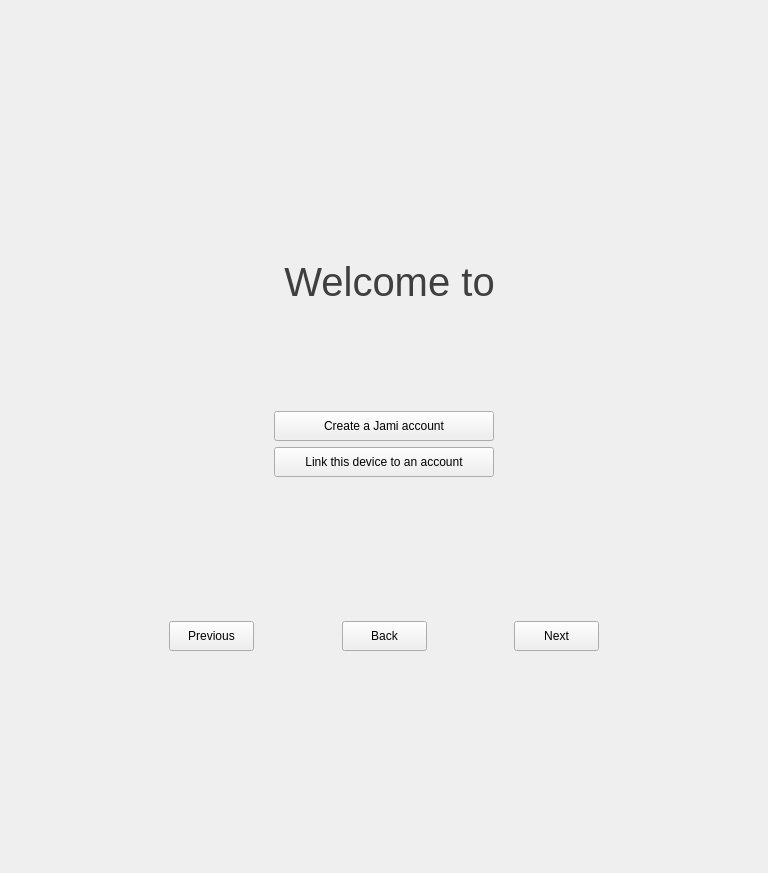
Before: the Qt Designer form newwizardwidget.ui in savoirfairelinux/jami-client-windows, drawn with Qt 5.
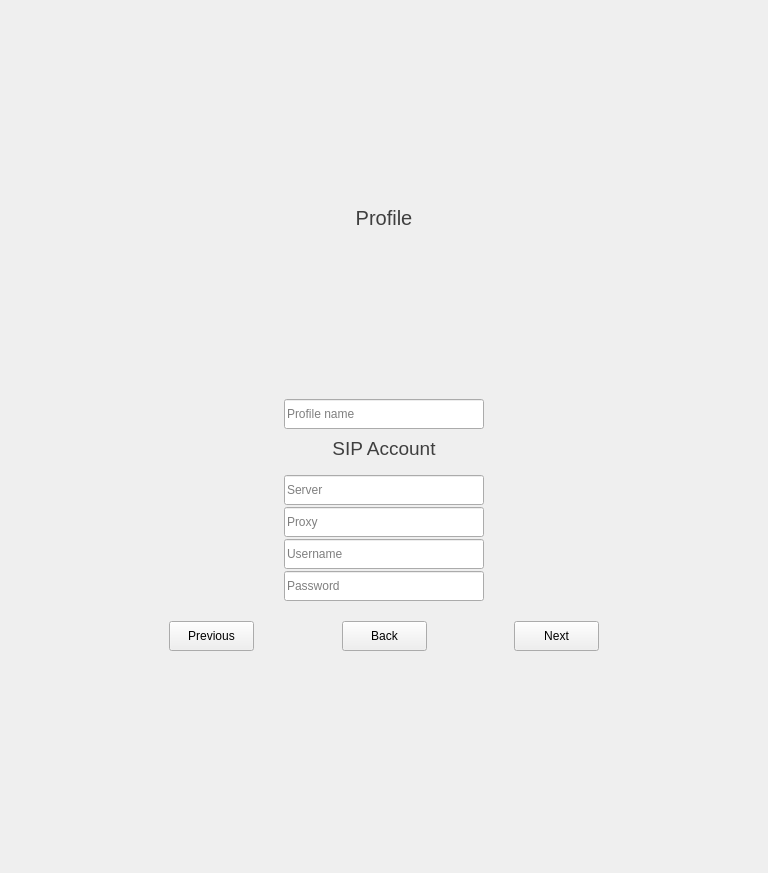
After: the same form once the commit is applied. The open tabs and pages were chosen to show the change. Icons and pictures are not drawn. Custom widgets are drawn as their Qt base class.

Commit message: newwizardwidget: add create SIP account Page

The edit to the form file:
```diff
--- a/newwizardwidget.ui
+++ b/newwizardwidget.ui
@@ -122,8 +122,8 @@
                    </property>
                    <property name="sizeHint" stdset="0">
                     <size>
-                     <width>20</width>
-                     <height>60</height>
+                     <width>17</width>
+                     <height>57</height>
                     </size>
                    </property>
                   </spacer>
@@ -167,8 +167,8 @@
                    </property>
                    <property name="sizeHint" stdset="0">
                     <size>
-                     <width>20</width>
-                     <height>20</height>
+                     <width>17</width>
+                     <height>14</height>
                     </size>
                    </property>
                   </spacer>
@@ -189,12 +189,12 @@
                     <enum>Qt::Vertical</enum>
                    </property>
                    <property name="sizeType">
-                    <enum>QSizePolicy::Fixed</enum>
+                    <enum>QSizePolicy::Expanding</enum>
                    </property>
                    <property name="sizeHint" stdset="0">
                     <size>
-                     <width>10</width>
-                     <height>60</height>
+                     <width>13</width>
+                     <height>57</height>
                     </size>
                    </property>
                   </spacer>
@@ -285,8 +285,8 @@
                    </property>
                    <property name="sizeHint" stdset="0">
                     <size>
-                     <width>20</width>
-                     <height>40</height>
+                     <width>17</width>
+                     <height>65</height>
                     </size>
                    </property>
                   </spacer>
@@ -1416,6 +1416,726 @@
                  </item>
                 </layout>
                </widget>
+               <widget class="QWidget" name="createRingSIPAccountPage">
+                <layout class="QVBoxLayout" name="verticalLayout_8">
+                 <property name="spacing">
+                  <number>0</number>
+                 </property>
+                 <property name="leftMargin">
+                  <number>0</number>
+                 </property>
+                 <property name="topMargin">
+                  <number>0</number>
+                 </property>
+                 <property name="rightMargin">
+                  <number>0</number>
+                 </property>
+                 <property name="bottomMargin">
+                  <number>0</number>
+                 </property>
+                 <item>
+                  <widget class="QWidget" name="SIPprofileSectionOuterWidget" native="true">
+                   <property name="sizePolicy">
+                    <sizepolicy hsizetype="Preferred" vsizetype="MinimumExpanding">
+                     <horstretch>0</horstretch>
+                     <verstretch>0</verstretch>
+                    </sizepolicy>
+                   </property>
+                   <property name="minimumSize">
+                    <size>
+                     <width>0</width>
+                     <height>0</height>
+                    </size>
+                   </property>
+                   <property name="maximumSize">
+                    <size>
+                     <width>16777215</width>
+                     <height>16777215</height>
+                    </size>
+                   </property>
+                   <layout class="QVBoxLayout" name="SIPprofileLayout">
+                    <property name="spacing">
+                     <number>0</number>
+                    </property>
+                    <property name="leftMargin">
+                     <number>0</number>
+                    </property>
+                    <property name="topMargin">
+                     <number>0</number>
+                    </property>
+                    <property name="rightMargin">
+                     <number>0</number>
+                    </property>
+                    <property name="bottomMargin">
+                     <number>0</number>
+                    </property>
+                    <item>
+                     <widget class="QLabel" name="SIPprofileSectionLabel">
+                      <property name="sizePolicy">
+                       <sizepolicy hsizetype="Preferred" vsizetype="MinimumExpanding">
+                        <horstretch>0</horstretch>
+                        <verstretch>0</verstretch>
+                       </sizepolicy>
+                      </property>
+                      <property name="font">
+                       <font>
+                        <pointsize>15</pointsize>
+                       </font>
+                      </property>
+                      <property name="styleSheet">
+                       <string notr="true">color: rgb(63, 63, 63)</string>
+                      </property>
+                      <property name="text">
+                       <string>Profile</string>
+                      </property>
+                      <property name="alignment">
+                       <set>Qt::AlignCenter</set>
+                      </property>
+                     </widget>
+                    </item>
+                    <item>
+                     <widget class="QWidget" name="SIPprofileSectionInnerWidget" native="true">
+                      <property name="styleSheet">
+                       <string notr="true"/>
+                      </property>
+                      <layout class="QVBoxLayout" name="SIPverticalLayout">
+                       <property name="spacing">
+                        <number>0</number>
+                       </property>
+                       <property name="leftMargin">
+                        <number>0</number>
+                       </property>
+                       <property name="topMargin">
+                        <number>0</number>
+                       </property>
+                       <property name="rightMargin">
+                        <number>0</number>
+                       </property>
+                       <property name="bottomMargin">
+                        <number>0</number>
+                       </property>
+                       <item>
+                        <widget class="QWidget" name="SIPgridWidget" native="true">
+                         <layout class="QVBoxLayout" name="verticalLayout_100">
+                          <property name="spacing">
+                           <number>3</number>
+                          </property>
+                          <property name="leftMargin">
+                           <number>0</number>
+                          </property>
+                          <property name="topMargin">
+                           <number>0</number>
+                          </property>
+                          <property name="rightMargin">
+                           <number>0</number>
+                          </property>
+                          <property name="bottomMargin">
+                           <number>0</number>
+                          </property>
+                          <item>
+                           <layout class="QHBoxLayout" name="horizontalLayout_12">
+                            <property name="topMargin">
+                             <number>0</number>
+                            </property>
+                            <item>
+                             <widget class="PhotoboothWidget" name="setSIPAvatarWidget" native="true">
+                              <property name="sizePolicy">
+                               <sizepolicy hsizetype="Fixed" vsizetype="Fixed">
+                                <horstretch>0</horstretch>
+                                <verstretch>0</verstretch>
+                               </sizepolicy>
+                              </property>
+                              <property name="minimumSize">
+                               <size>
+                                <width>150</width>
+                                <height>150</height>
+                               </size>
+                              </property>
+                              <property name="styleSheet">
+                               <string notr="true"/>
+                              </property>
+                             </widget>
+                            </item>
+                           </layout>
+                          </item>
+                          <item>
+                           <spacer name="verticalSpacer_16">
+                            <property name="orientation">
+                             <enum>Qt::Vertical</enum>
+                            </property>
+                            <property name="sizeType">
+                             <enum>QSizePolicy::Fixed</enum>
+                            </property>
+                            <property name="sizeHint" stdset="0">
+                             <size>
+                              <width>20</width>
+                              <height>3</height>
+                             </size>
+                            </property>
+                           </spacer>
+                          </item>
+                         </layout>
+                        </widget>
+                       </item>
+                      </layout>
+                     </widget>
+                    </item>
+                   </layout>
+                  </widget>
+                 </item>
+                 <item>
+                  <widget class="QWidget" name="SIPaccountSectionOuterWidget" native="true">
+                   <layout class="QVBoxLayout" name="verticalLayout_12">
+                    <property name="spacing">
+                     <number>3</number>
+                    </property>
+                    <property name="leftMargin">
+                     <number>0</number>
+                    </property>
+                    <property name="topMargin">
+                     <number>0</number>
+                    </property>
+                    <property name="rightMargin">
+                     <number>0</number>
+                    </property>
+                    <property name="bottomMargin">
+                     <number>0</number>
+                    </property>
+                    <item>
+                     <widget class="QWidget" name="SIPfullNameWidget" native="true">
+                      <property name="minimumSize">
+                       <size>
+                        <width>0</width>
+                        <height>30</height>
+                       </size>
+                      </property>
+                      <property name="maximumSize">
+                       <size>
+                        <width>16777215</width>
+                        <height>16777215</height>
+                       </size>
+                      </property>
+                      <layout class="QHBoxLayout" name="horizontalLayout_13">
+                       <property name="spacing">
+                        <number>0</number>
+                       </property>
+                       <property name="leftMargin">
+                        <number>0</number>
+                       </property>
+                       <property name="topMargin">
+                        <number>0</number>
+                       </property>
+                       <property name="rightMargin">
+                        <number>0</number>
+                       </property>
+                       <property name="bottomMargin">
+                        <number>0</number>
+                       </property>
+                       <item>
+                        <spacer name="horizontalSpacer_17">
+                         <property name="orientation">
+                          <enum>Qt::Horizontal</enum>
+                         </property>
+                         <property name="sizeHint" stdset="0">
+                          <size>
+                           <width>40</width>
+                           <height>20</height>
+                          </size>
+                         </property>
+                        </spacer>
+                       </item>
+                       <item>
+                        <widget class="QLineEdit" name="SIPfullNameEdit">
+                         <property name="minimumSize">
+                          <size>
+                           <width>200</width>
+                           <height>30</height>
+                          </size>
+                         </property>
+                         <property name="maximumSize">
+                          <size>
+                           <width>200</width>
+                           <height>16777215</height>
+                          </size>
+                         </property>
+                         <property name="font">
+                          <font>
+                           <pointsize>9</pointsize>
+                          </font>
+                         </property>
+                         <property name="toolTip">
+                          <string/>
+                         </property>
+                         <property name="placeholderText">
+                          <string>Profile name</string>
+                         </property>
+                        </widget>
+                       </item>
+                       <item>
+                        <spacer name="horizontalSpacer_18">
+                         <property name="orientation">
+                          <enum>Qt::Horizontal</enum>
+                         </property>
+                         <property name="sizeHint" stdset="0">
+                          <size>
+                           <width>40</width>
+                           <height>20</height>
+                          </size>
+                         </property>
+                        </spacer>
+                       </item>
+                      </layout>
+                     </widget>
+                    </item>
+                    <item>
+                     <spacer name="verticalSpacer_17">
+                      <property name="orientation">
+                       <enum>Qt::Vertical</enum>
+                      </property>
+                      <property name="sizeType">
+                       <enum>QSizePolicy::Fixed</enum>
+                      </property>
+                      <property name="sizeHint" stdset="0">
+                       <size>
+                        <width>20</width>
+                        <height>5</height>
+                       </size>
+                      </property>
+                     </spacer>
+                    </item>
+                    <item>
+                     <widget class="QLabel" name="SIPaccountSectionLabel">
+                      <property name="font">
+                       <font>
+                        <pointsize>14</pointsize>
+                       </font>
+                      </property>
+                      <property name="styleSheet">
+                       <string notr="true">color: rgb(63, 63, 63)</string>
+                      </property>
+                      <property name="text">
+                       <string>SIP Account</string>
+                      </property>
+                      <property name="alignment">
+                       <set>Qt::AlignCenter</set>
+                      </property>
+                     </widget>
+                    </item>
+                    <item>
+                     <widget class="QWidget" name="SIPaccountSectionInnerWidget" native="true">
+                      <property name="styleSheet">
+                       <string notr="true"/>
+                      </property>
+                      <layout class="QVBoxLayout" name="verticalLayout_13">
+                       <property name="topMargin">
+                        <number>0</number>
+                       </property>
+                       <item>
+                        <layout class="QGridLayout" name="gridLayout_8">
+                         <property name="topMargin">
+                          <number>0</number>
+                         </property>
+                         <property name="spacing">
+                          <number>7</number>
+                         </property>
+                         <item row="0" column="0">
+                          <widget class="QWidget" name="SIPverticalWidget1" native="true">
+                           <property name="sizePolicy">
+                            <sizepolicy hsizetype="Fixed" vsizetype="MinimumExpanding">
+                             <horstretch>0</horstretch>
+                             <verstretch>0</verstretch>
+                            </sizepolicy>
+                           </property>
+                           <layout class="QVBoxLayout" name="verticalLayout_14">
+                            <property name="spacing">
+                             <number>2</number>
+                            </property>
+                            <property name="leftMargin">
+                             <number>0</number>
+                            </property>
+                            <property name="topMargin">
+                             <number>0</number>
+                            </property>
+                            <property name="rightMargin">
+                             <number>0</number>
+                            </property>
+                            <property name="bottomMargin">
+                             <number>0</number>
+                            </property>
+                            <item>
+                             <widget class="QWidget" name="SIPsignUpWidget" native="true">
+                              <property name="sizePolicy">
+                               <sizepolicy hsizetype="Preferred" vsizetype="MinimumExpanding">
+                                <horstretch>0</horstretch>
+                                <verstretch>0</verstretch>
+                               </sizepolicy>
+                              </property>
+                              <property name="minimumSize">
+                               <size>
+                                <width>0</width>
+                                <height>10</height>
+                               </size>
+                              </property>
+                              <property name="maximumSize">
+                               <size>
+                                <width>16777215</width>
+                                <height>16777215</height>
+                               </size>
+                              </property>
+                              <layout class="QHBoxLayout" name="horizontalLayout_15">
+                               <property name="spacing">
+                                <number>0</number>
+                               </property>
+                               <property name="leftMargin">
+                                <number>0</number>
+                               </property>
+                               <property name="topMargin">
+                                <number>0</number>
+                               </property>
+                               <property name="rightMargin">
+                                <number>0</number>
+                               </property>
+                               <property name="bottomMargin">
+                                <number>0</number>
+                               </property>
+                               <item>
+                                <spacer name="horizontalSpacer_21">
+                                 <property name="orientation">
+                                  <enum>Qt::Horizontal</enum>
+                                 </property>
+                                 <property name="sizeType">
+                                  <enum>QSizePolicy::Expanding</enum>
+                                 </property>
+                                 <property name="sizeHint" stdset="0">
+                                  <size>
+                                   <width>40</width>
+                                   <height>5</height>
+                                  </size>
+                                 </property>
+                                </spacer>
+                               </item>
+                              </layout>
+                             </widget>
+                            </item>
+                            <item>
+                             <widget class="QWidget" name="SIPusernameWidget" native="true">
+                              <property name="sizePolicy">
+                               <sizepolicy hsizetype="Preferred" vsizetype="MinimumExpanding">
+                                <horstretch>0</horstretch>
+                                <verstretch>0</verstretch>
+                               </sizepolicy>
+                              </property>
+                              <property name="minimumSize">
+                               <size>
+                                <width>0</width>
+                                <height>25</height>
+                               </size>
+                              </property>
+                              <property name="maximumSize">
+                               <size>
+                                <width>16777215</width>
+                                <height>16777215</height>
+                               </size>
+                              </property>
+                              <layout class="QHBoxLayout" name="SIPusernameLayout">
+                               <property name="spacing">
+                                <number>0</number>
+                               </property>
+                               <property name="leftMargin">
+                                <number>0</number>
+                               </property>
+                               <property name="topMargin">
+                                <number>0</number>
+                               </property>
+                               <property name="rightMargin">
+                                <number>0</number>
+                               </property>
+                               <property name="bottomMargin">
+                                <number>0</number>
+                               </property>
+                               <item>
+                                <widget class="QLineEdit" name="SIPservernameEdit">
+                                 <property name="minimumSize">
+                                  <size>
+                                   <width>200</width>
+                                   <height>30</height>
+                                  </size>
+                                 </property>
+                                 <property name="maximumSize">
+                                  <size>
+                                   <width>200</width>
+                                   <height>16777215</height>
+                                  </size>
+                                 </property>
+                                 <property name="font">
+                                  <font>
+                                   <pointsize>9</pointsize>
+                                  </font>
+                                 </property>
+                                 <property name="toolTip">
+                                  <string>SIP Server edit</string>
+                                 </property>
+                                 <property name="accessibleName">
+                                  <string/>
+                                 </property>
+                                 <property name="placeholderText">
+                                  <string>Server</string>
+                                 </property>
+                                 <property name="clearButtonEnabled">
+                                  <bool>true</bool>
+                                 </property>
+                                </widget>
+                               </item>
+                              </layout>
+                             </widget>
+                            </item>
+                            <item>
+                             <widget class="QWidget" name="SIPproxyWidget" native="true">
+                              <property name="sizePolicy">
+                               <sizepolicy hsizetype="Preferred" vsizetype="MinimumExpanding">
+                                <horstretch>0</horstretch>
+                                <verstretch>0</verstretch>
+                               </sizepolicy>
+                              </property>
+                              <property name="minimumSize">
+                               <size>
+                                <width>0</width>
+                                <height>25</height>
+                               </size>
+                              </property>
+                              <property name="maximumSize">
+                               <size>
+                                <width>16777215</width>
+                                <height>16777215</height>
+                               </size>
+                              </property>
+                              <layout class="QHBoxLayout" name="SIPproxyLayout">
+                               <property name="spacing">
+                                <number>0</number>
+                               </property>
+                               <property name="leftMargin">
+                                <number>0</number>
+                               </property>
+                               <property name="topMargin">
+                                <number>0</number>
+                               </property>
+                               <property name="rightMargin">
+                                <number>0</number>
+                               </property>
+                               <property name="bottomMargin">
+                                <number>0</number>
+                               </property>
+                               <item>
+                                <widget class="QLineEdit" name="SIPproxyEdit">
+                                 <property name="minimumSize">
+                                  <size>
+                                   <width>200</width>
+                                   <height>30</height>
+                                  </size>
+                                 </property>
+                                 <property name="maximumSize">
+                                  <size>
+                                   <width>200</width>
+                                   <height>16777215</height>
+                                  </size>
+                                 </property>
+                                 <property name="font">
+                                  <font>
+                                   <pointsize>9</pointsize>
+                                  </font>
+                                 </property>
+                                 <property name="toolTip">
+                                  <string>SIP proxy input</string>
+                                 </property>
+                                 <property name="accessibleName">
+                                  <string/>
+                                 </property>
+                                 <property name="accessibleDescription">
+                                  <string>SIP proxy text entry</string>
+                                 </property>
+                                 <property name="echoMode">
+                                  <enum>QLineEdit::Normal</enum>
+                                 </property>
+                                 <property name="placeholderText">
+                                  <string>Proxy</string>
+                                 </property>
+                                 <property name="clearButtonEnabled">
+                                  <bool>false</bool>
+                                 </property>
+                                </widget>
+                               </item>
+                              </layout>
+                             </widget>
+                            </item>
+                            <item>
+                             <widget class="QWidget" name="SIPpassWidget" native="true">
+                              <property name="sizePolicy">
+                               <sizepolicy hsizetype="Preferred" vsizetype="MinimumExpanding">
+                                <horstretch>0</horstretch>
+                                <verstretch>0</verstretch>
+                               </sizepolicy>
+                              </property>
+                              <property name="minimumSize">
+                               <size>
+                                <width>0</width>
+                                <height>25</height>
+                               </size>
+                              </property>
+                              <property name="maximumSize">
+                               <size>
+                                <width>16777215</width>
+                                <height>16777215</height>
+                               </size>
+                              </property>
+                              <layout class="QHBoxLayout" name="SIPpassLayout">
+                               <property name="spacing">
+                                <number>0</number>
+                               </property>
+                               <property name="leftMargin">
+                                <number>0</number>
+                               </property>
+                               <property name="topMargin">
+                                <number>0</number>
+                               </property>
+                               <property name="rightMargin">
+                                <number>0</number>
+                               </property>
+                               <property name="bottomMargin">
+                                <number>0</number>
+                               </property>
+                               <item>
+                                <widget class="QLineEdit" name="SIPusernameEdit">
+                                 <property name="minimumSize">
+                                  <size>
+                                   <width>200</width>
+                                   <height>30</height>
+                                  </size>
+                                 </property>
+                                 <property name="maximumSize">
+                                  <size>
+                                   <width>200</width>
+                                   <height>16777215</height>
+                                  </size>
+                                 </property>
+                                 <property name="font">
+                                  <font>
+                                   <pointsize>9</pointsize>
+                                  </font>
+                                 </property>
+                                 <property name="toolTip">
+                                  <string>SIP username input</string>
+                                 </property>
+                                 <property name="accessibleName">
+                                  <string/>
+                                 </property>
+                                 <property name="accessibleDescription">
+                                  <string>SIP Password text entry</string>
+                                 </property>
+                                 <property name="echoMode">
+                                  <enum>QLineEdit::Normal</enum>
+                                 </property>
+                                 <property name="placeholderText">
+                                  <string>Username</string>
+                                 </property>
+                                 <property name="clearButtonEnabled">
+                                  <bool>false</bool>
+                                 </property>
+                                </widget>
+                               </item>
+                              </layout>
+                             </widget>
+                            </item>
+                            <item>
+                             <widget class="QWidget" name="SIPconfPassWidget" native="true">
+                              <property name="sizePolicy">
+                               <sizepolicy hsizetype="Preferred" vsizetype="MinimumExpanding">
+                                <horstretch>0</horstretch>
+                                <verstretch>0</verstretch>
+                               </sizepolicy>
+                              </property>
+                              <property name="minimumSize">
+                               <size>
+                                <width>0</width>
+                                <height>25</height>
+                               </size>
+                              </property>
+                              <property name="maximumSize">
+                               <size>
+                                <width>16777215</width>
+                                <height>16777215</height>
+                               </size>
+                              </property>
+                              <layout class="QHBoxLayout" name="SIPconfirmPassLabel">
+                               <property name="spacing">
+                                <number>0</number>
+                               </property>
+                               <property name="leftMargin">
+                                <number>0</number>
+                               </property>
+                               <property name="topMargin">
+                                <number>0</number>
+                               </property>
+                               <property name="rightMargin">
+                                <number>0</number>
+                               </property>
+                               <property name="bottomMargin">
+                                <number>0</number>
+                               </property>
+                               <item>
+                                <widget class="QLineEdit" name="SIPpasswordEdit">
+                                 <property name="minimumSize">
+                                  <size>
+                                   <width>200</width>
+                                   <height>30</height>
+                                  </size>
+                                 </property>
+                                 <property name="maximumSize">
+                                  <size>
+                                   <width>200</width>
+                                   <height>16777215</height>
+                                  </size>
+                                 </property>
+                                 <property name="font">
+                                  <font>
+                                   <pointsize>9</pointsize>
+                                  </font>
+                                 </property>
+                                 <property name="toolTip">
+                                  <string>SIP Password text input</string>
+                                 </property>
+                                 <property name="accessibleName">
+                                  <string/>
+                                 </property>
+                                 <property name="accessibleDescription">
+                                  <string>SIP Password text input</string>
+                                 </property>
+                                 <property name="echoMode">
+                                  <enum>QLineEdit::Password</enum>
+                                 </property>
+                                 <property name="placeholderText">
+                                  <string>Password</string>
+                                 </property>
+                                 <property name="clearButtonEnabled">
+                                  <bool>false</bool>
+                                 </property>
+                                </widget>
+                               </item>
+                              </layout>
+                             </widget>
+                            </item>
+                           </layout>
+                          </widget>
+                         </item>
+                        </layout>
+                       </item>
+                      </layout>
+                     </widget>
+                    </item>
+                   </layout>
+                  </widget>
+                 </item>
+                </layout>
+               </widget>
                <widget class="QWidget" name="spinnerPage">
                 <layout class="QVBoxLayout" name="verticalLayout_4">
                  <item>
```
Left out of the diff: 52 changed lines with no effect on the pictures. The commit also changes 3 other files.
